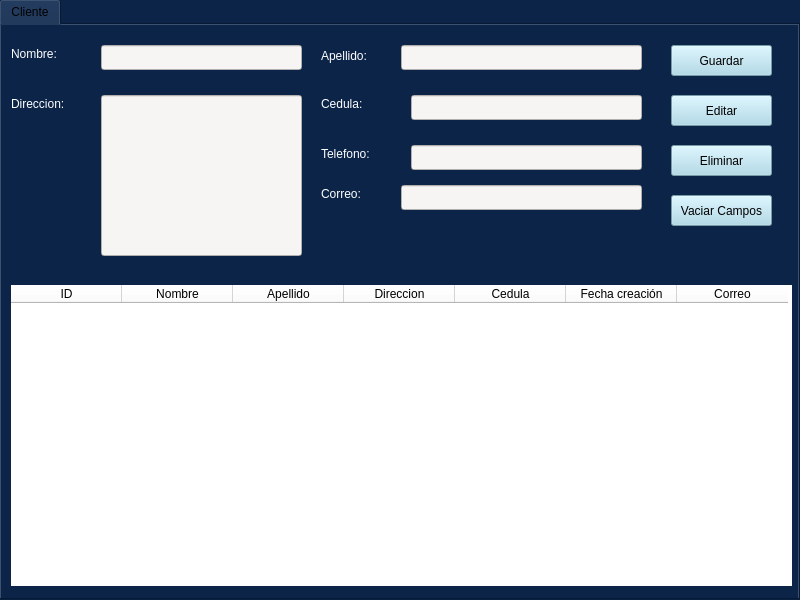
First picture: the form in Proyecto/Interfaces/Cliente.ui, repository EdCenten0/MAPA-Python, before the edit.
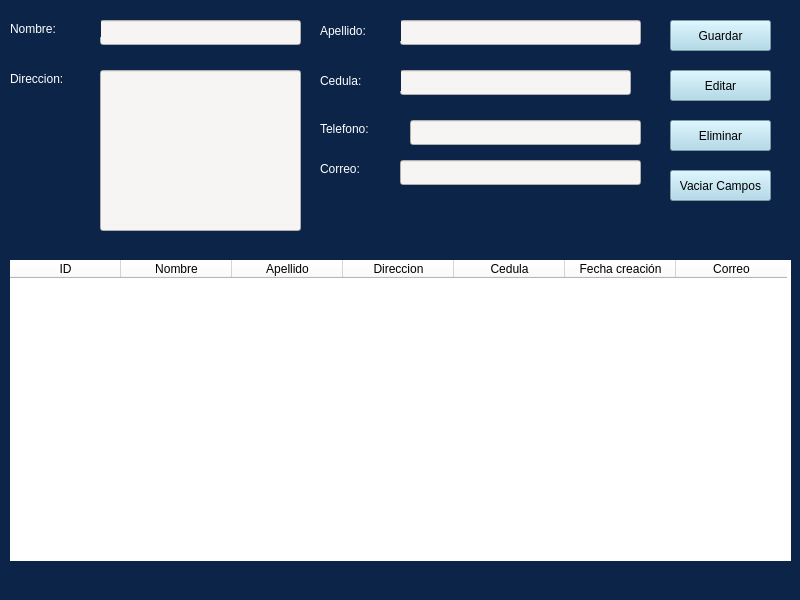
Second picture: the form after the edit.

Commit message: cambios pequeños de cliente

What changed in the file:
```diff
--- a/Proyecto/Interfaces/Cliente.ui
+++ b/Proyecto/Interfaces/Cliente.ui
@@ -17,37 +17,177 @@
    <string notr="true">background-color: rgb(11, 36, 71);</string>
   </property>
   <widget class="QWidget" name="centralwidget">
-   <widget class="QTabWidget" name="tabWidget">
+   <widget class="QLineEdit" name="line_Cliente_Nombre">
     <property name="geometry">
      <rect>
-      <x>-1</x>
-      <y>-1</y>
-      <width>801</width>
-      <height>601</height>
+      <x>100</x>
+      <y>20</y>
+      <width>201</width>
+      <height>25</height>
      </rect>
     </property>
-    <property name="minimumSize">
-     <size>
-      <width>22</width>
-      <height>0</height>
-     </size>
+    <property name="styleSheet">
+     <string notr="true">background-color: rgb(246, 245, 244);</string>
     </property>
-    <property name="layoutDirection">
-     <enum>Qt::LeftToRight</enum>
+   </widget>
+   <widget class="QLabel" name="label_3">
+    <property name="geometry">
+     <rect>
+      <x>10</x>
+      <y>70</y>
+      <width>91</width>
+      <height>17</height>
+     </rect>
     </property>
-    <property name="autoFillBackground">
-     <bool>false</bool>
+    <property name="styleSheet">
+     <string notr="true">font: 14pt &quot;Ubuntu&quot;;
+color: rgb(255, 255, 255);</string>
     </property>
-    <property name="tabShape">
-     <enum>QTabWidget::Rounded</enum>
+    <property name="text">
+     <string>Direccion:</string>
     </property>
-    <property name="currentIndex">
-     <number>0</number>
+   </widget>
+   <widget class="QPushButton" name="bt_Eliminar_Cliente">
+    <property name="geometry">
+     <rect>
+      <x>670</x>
+      <y>120</y>
+      <width>101</width>
+      <height>31</height>
+     </rect>
     </property>
-    <widget class="QWidget" name="Cliente">
-     <attribute name="title">
-      <string>Cliente</string>
-     </attribute>
+    <property name="styleSheet">
+     <string notr="true">background-color: rgb(165, 215, 232);</string>
+    </property>
+    <property name="text">
+     <string>Eliminar</string>
+    </property>
+   </widget>
+   <widget class="QLabel" name="label_6">
+    <property name="geometry">
+     <rect>
+      <x>320</x>
+      <y>160</y>
+      <width>121</width>
+      <height>17</height>
+     </rect>
+    </property>
+    <property name="styleSheet">
+     <string notr="true">font: 14pt &quot;Ubuntu&quot;;
+color: rgb(255, 255, 255);</string>
+    </property>
+    <property name="text">
+     <string>Correo:</string>
+    </property>
+   </widget>
+   <widget class="QLineEdit" name="line_Cliente_Apellido">
+    <property name="geometry">
+     <rect>
+      <x>400</x>
+      <y>20</y>
+      <width>241</width>
+      <height>25</height>
+     </rect>
+    </property>
+    <property name="styleSheet">
+     <string notr="true">background-color: rgb(246, 245, 244);</string>
+    </property>
+   </widget>
+   <widget class="QPushButton" name="bt_Guardar_Cliente">
+    <property name="geometry">
+     <rect>
+      <x>670</x>
+      <y>20</y>
+      <width>101</width>
+      <height>31</height>
+     </rect>
+    </property>
+    <property name="styleSheet">
+     <string notr="true">background-color: rgb(165, 215, 232);</string>
+    </property>
+    <property name="text">
+     <string>Guardar</string>
+    </property>
+   </widget>
+   <widget class="QLabel" name="label">
+    <property name="geometry">
+     <rect>
+      <x>10</x>
+      <y>20</y>
+      <width>91</width>
+      <height>17</height>
+     </rect>
+    </property>
+    <property name="styleSheet">
+     <string notr="true">font: 14pt &quot;Ubuntu&quot;;
+color: rgb(255, 255, 255);</string>
+    </property>
+    <property name="text">
+     <string>Nombre:</string>
+    </property>
+   </widget>
+   <widget class="QLineEdit" name="line_Cliente_Cedula">
+    <property name="geometry">
+     <rect>
+      <x>400</x>
+      <y>70</y>
+      <width>231</width>
+      <height>25</height>
+     </rect>
+    </property>
+    <property name="styleSheet">
+     <string notr="true">background-color: rgb(246, 245, 244);</string>
+    </property>
+    <property name="echoMode">
+     <enum>QLineEdit::Password</enum>
+    </property>
+   </widget>
+   <widget class="QLabel" name="label_2">
+    <property name="geometry">
+     <rect>
+      <x>320</x>
+      <y>20</y>
+      <width>81</width>
+      <height>21</height>
+     </rect>
+    </property>
+    <property name="styleSheet">
+     <string notr="true">font: 14pt &quot;Ubuntu&quot;;
+color: rgb(255, 255, 255);</string>
+    </property>
+    <property name="text">
+     <string>Apellido:</string>
+    </property>
+   </widget>
+   <widget class="QPushButton" name="bt_Editar_Cliente">
+    <property name="geometry">
+     <rect>
+      <x>670</x>
+      <y>70</y>
+      <width>101</width>
+      <height>31</height>
+     </rect>
+    </property>
+    <property name="styleSheet">
+     <string notr="true">background-color: rgb(165, 215, 232);</string>
+    </property>
+    <property name="text">
+     <string>Editar</string>
+    </property>
+   </widget>
+   <widget class="QLineEdit" name="line_Cliente_Direccion">
+    <property name="geometry">
+     <rect>
+      <x>100</x>
+      <y>70</y>
+      <width>201</width>
+      <height>161</height>
+     </rect>
+    </property>
+    <property name="styleSheet">
+     <string notr="true">background-color: rgb(246, 245, 244);</string>
+    </property>
+   </widget>
      <widget class="QTableWidget" name="tb_Cliente">
       <property name="geometry">
        <rect>
@@ -114,193 +254,6 @@
        </property>
       </column>
      </widget>
-     <widget class="QLabel" name="label">
-      <property name="geometry">
-       <rect>
-        <x>10</x>
-        <y>20</y>
-        <width>91</width>
-        <height>17</height>
-       </rect>
-      </property>
-      <property name="styleSheet">
-       <string notr="true">font: 14pt &quot;Ubuntu&quot;;
-color: rgb(255, 255, 255);</string>
-      </property>
-      <property name="text">
-       <string>Nombre:</string>
-      </property>
-     </widget>
-     <widget class="QLabel" name="label_2">
-      <property name="geometry">
-       <rect>
-        <x>320</x>
-        <y>20</y>
-        <width>91</width>
-        <height>21</height>
-       </rect>
-      </property>
-      <property name="styleSheet">
-       <string notr="true">font: 14pt &quot;Ubuntu&quot;;
-color: rgb(255, 255, 255);</string>
-      </property>
-      <property name="text">
-       <string>Apellido:</string>
-      </property>
-     </widget>
-     <widget class="QLabel" name="label_3">
-      <property name="geometry">
-       <rect>
-        <x>10</x>
-        <y>70</y>
-        <width>91</width>
-        <height>17</height>
-       </rect>
-      </property>
-      <property name="styleSheet">
-       <string notr="true">font: 14pt &quot;Ubuntu&quot;;
-color: rgb(255, 255, 255);</string>
-      </property>
-      <property name="text">
-       <string>Direccion:</string>
-      </property>
-     </widget>
-     <widget class="QLabel" name="label_4">
-      <property name="geometry">
-       <rect>
-        <x>320</x>
-        <y>70</y>
-        <width>121</width>
-        <height>17</height>
-       </rect>
-      </property>
-      <property name="styleSheet">
-       <string notr="true">font: 14pt &quot;Ubuntu&quot;;
-color: rgb(255, 255, 255);</string>
-      </property>
-      <property name="text">
-       <string>Cedula:</string>
-      </property>
-     </widget>
-     <widget class="QPushButton" name="bt_Guardar_Cliente">
-      <property name="geometry">
-       <rect>
-        <x>670</x>
-        <y>20</y>
-        <width>101</width>
-        <height>31</height>
-       </rect>
-      </property>
-      <property name="styleSheet">
-       <string notr="true">background-color: rgb(165, 215, 232);</string>
-      </property>
-      <property name="text">
-       <string>Guardar</string>
-      </property>
-     </widget>
-     <widget class="QPushButton" name="bt_Editar_Cliente">
-      <property name="geometry">
-       <rect>
-        <x>670</x>
-        <y>70</y>
-        <width>101</width>
-        <height>31</height>
-       </rect>
-      </property>
-      <property name="styleSheet">
-       <string notr="true">background-color: rgb(165, 215, 232);</string>
-      </property>
-      <property name="text">
-       <string>Editar</string>
-      </property>
-     </widget>
-     <widget class="QPushButton" name="bt_Eliminar_Cliente">
-      <property name="geometry">
-       <rect>
-        <x>670</x>
-        <y>120</y>
-        <width>101</width>
-        <height>31</height>
-       </rect>
-      </property>
-      <property name="styleSheet">
-       <string notr="true">background-color: rgb(165, 215, 232);</string>
-      </property>
-      <property name="text">
-       <string>Eliminar</string>
-      </property>
-     </widget>
-     <widget class="QPushButton" name="bt_Vaciar_Cliente">
-      <property name="geometry">
-       <rect>
-        <x>670</x>
-        <y>170</y>
-        <width>101</width>
-        <height>31</height>
-       </rect>
-      </property>
-      <property name="styleSheet">
-       <string notr="true">background-color: rgb(165, 215, 232);</string>
-      </property>
-      <property name="text">
-       <string>Vaciar Campos</string>
-      </property>
-     </widget>
-     <widget class="QLineEdit" name="line_Cliente_Nombre">
-      <property name="geometry">
-       <rect>
-        <x>100</x>
-        <y>20</y>
-        <width>201</width>
-        <height>25</height>
-       </rect>
-      </property>
-      <property name="styleSheet">
-       <string notr="true">background-color: rgb(246, 245, 244);</string>
-      </property>
-     </widget>
-     <widget class="QLineEdit" name="line_Cliente_Apellido">
-      <property name="geometry">
-       <rect>
-        <x>400</x>
-        <y>20</y>
-        <width>241</width>
-        <height>25</height>
-       </rect>
-      </property>
-      <property name="styleSheet">
-       <string notr="true">background-color: rgb(246, 245, 244);</string>
-      </property>
-     </widget>
-     <widget class="QLineEdit" name="line_Cliente_Direccion">
-      <property name="geometry">
-       <rect>
-        <x>100</x>
-        <y>70</y>
-        <width>201</width>
-        <height>161</height>
-       </rect>
-      </property>
-      <property name="styleSheet">
-       <string notr="true">background-color: rgb(246, 245, 244);</string>
-      </property>
-     </widget>
-     <widget class="QLineEdit" name="line_Cliente_Cedula">
-      <property name="geometry">
-       <rect>
-        <x>410</x>
-        <y>70</y>
-        <width>231</width>
-        <height>25</height>
-       </rect>
-      </property>
-      <property name="styleSheet">
-       <string notr="true">background-color: rgb(246, 245, 244);</string>
-      </property>
-      <property name="echoMode">
-       <enum>QLineEdit::Password</enum>
-      </property>
-     </widget>
      <widget class="QLabel" name="label_5">
       <property name="geometry">
        <rect>
@@ -318,42 +271,6 @@
        <string>Telefono:</string>
       </property>
      </widget>
-     <widget class="QLabel" name="label_6">
-      <property name="geometry">
-       <rect>
-        <x>320</x>
-        <y>160</y>
-        <width>121</width>
-        <height>17</height>
-       </rect>
-      </property>
-      <property name="styleSheet">
-       <string notr="true">font: 14pt &quot;Ubuntu&quot;;
-color: rgb(255, 255, 255);</string>
-      </property>
-      <property name="text">
-       <string>Correo:</string>
-      </property>
-     </widget>
-     <widget class="QLineEdit" name="line_Cliente_Telefono">
-      <property name="enabled">
-       <bool>true</bool>
-      </property>
-      <property name="geometry">
-       <rect>
-        <x>410</x>
-        <y>120</y>
-        <width>231</width>
-        <height>25</height>
-       </rect>
-      </property>
-      <property name="styleSheet">
-       <string notr="true">background-color: rgb(246, 245, 244);</string>
-      </property>
-      <property name="echoMode">
-       <enum>QLineEdit::Password</enum>
-      </property>
-     </widget>
      <widget class="QLineEdit" name="line_Cliente_Correo">
       <property name="enabled">
        <bool>true</bool>
@@ -373,7 +290,57 @@
        <enum>QLineEdit::Password</enum>
       </property>
      </widget>
-    </widget>
+   <widget class="QLineEdit" name="line_Cliente_Telefono">
+    <property name="enabled">
+     <bool>true</bool>
+    </property>
+    <property name="geometry">
+     <rect>
+      <x>410</x>
+      <y>120</y>
+      <width>231</width>
+      <height>25</height>
+     </rect>
+    </property>
+    <property name="styleSheet">
+     <string notr="true">background-color: rgb(246, 245, 244);</string>
+    </property>
+    <property name="echoMode">
+     <enum>QLineEdit::Password</enum>
+    </property>
+   </widget>
+   <widget class="QPushButton" name="bt_Vaciar_Cliente">
+    <property name="geometry">
+     <rect>
+      <x>670</x>
+      <y>170</y>
+      <width>101</width>
+      <height>31</height>
+     </rect>
+    </property>
+    <property name="styleSheet">
+     <string notr="true">background-color: rgb(165, 215, 232);</string>
+    </property>
+    <property name="text">
+     <string>Vaciar Campos</string>
+    </property>
+   </widget>
+   <widget class="QLabel" name="label_4">
+    <property name="geometry">
+     <rect>
+      <x>320</x>
+      <y>70</y>
+      <width>81</width>
+      <height>21</height>
+     </rect>
+    </property>
+    <property name="styleSheet">
+     <string notr="true">font: 14pt &quot;Ubuntu&quot;;
+color: rgb(255, 255, 255);</string>
+    </property>
+    <property name="text">
+     <string>Cedula:</string>
+    </property>
    </widget>
   </widget>
  </widget>
```
Lines whose indentation alone changed are shown as unchanged. The commit also changes 1 other file.
